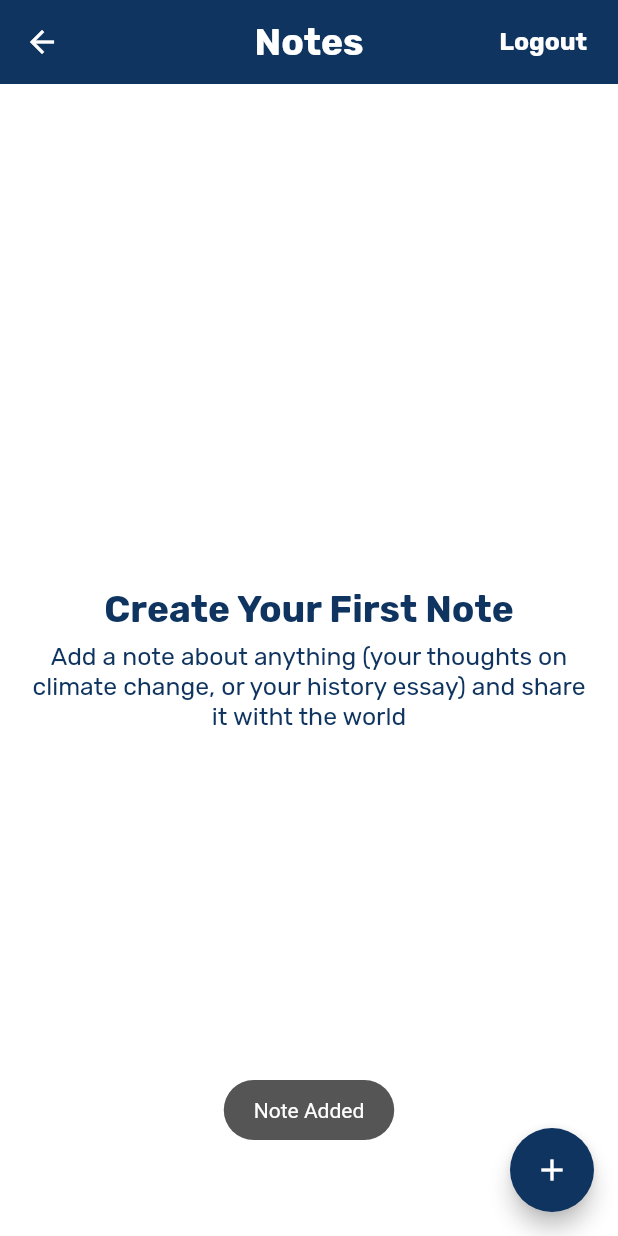
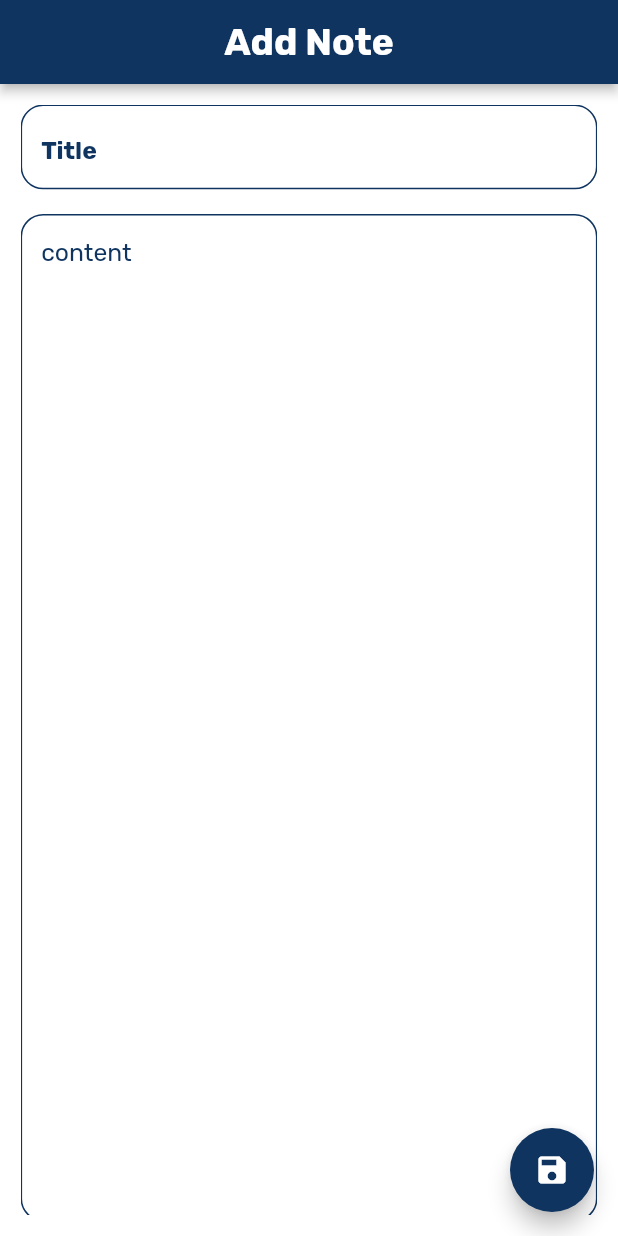
Before and after one commit to Adzumr/notebook_app, a Flutter app: the HomeScreen screen opened by its route, after a tap on the "add" icon, on a phone screen of 412 x 824 dp. Run offline on Flutter 3.47's test engine with Material 2 defaults, Android fonts, the phone set to English and light mode, and no system bars; our stand-ins replace cloud_firestore, firebase_auth, firebase_core, getwidget, google_fonts, modal_progress_hud_nsn and 1 more; accounts and stored records are empty.

Commit message:
add note screen added

```diff
--- a/lib/main.dart
+++ b/lib/main.dart
@@ -1,13 +1,14 @@
 import 'package:firebase_core/firebase_core.dart';
 import 'package:flutter/material.dart';
 import 'package:google_fonts/google_fonts.dart';
+import 'package:notebook/screens/add_screen.dart';
 import 'package:notebook/screens/login_screen.dart';
 import 'package:notebook/services/firestore_services.dart';
 import 'package:notebook/utils/colors.dart';
 import 'package:notebook/utils/styles.dart';
 import 'package:sizer/sizer.dart';
 
-import 'home_screen.dart';
+import 'screens/home_screen.dart';
 
 void main() async {
   WidgetsFlutterBinding.ensureInitialized();
@@ -35,7 +36,7 @@ class MyApp extends StatelessWidget {
             bodyText2: appStyles.bodyFont,
           ),
           inputDecorationTheme: InputDecorationTheme(
-            contentPadding: EdgeInsets.symmetric(horizontal: 10.sp),
+            contentPadding: EdgeInsets.all(10.sp),
             border: appStyles.appBorderStyle,
             enabledBorder: appStyles.appBorderStyle,
             disabledBorder: appStyles.appBorderStyle,
@@ -53,7 +54,6 @@ class MyApp extends StatelessWidget {
           colorScheme:
               ColorScheme.fromSwatch().copyWith(secondary: appColors.blueColor),
         ),
-        // home:   MyHomePage(),
         initialRoute:
             //  FirebaseAuth.instance.currentUser != null
             //     ? HomeScreen.idScreen
@@ -62,6 +62,7 @@ class MyApp extends StatelessWidget {
         routes: {
           HomeScreen.idScreen: (context) => const HomeScreen(),
           LoginScreen.idScreen: (context) => const LoginScreen(),
+          AddNoteScreen.idScreen: (context) => const AddNoteScreen(),
         },
       );
     });
--- /dev/null
+++ b/lib/screens/add_screen.dart
@@ -0,0 +1,88 @@
+import 'package:flutter/material.dart';
+import 'package:notebook/screens/home_screen.dart';
+import 'package:notebook/widgets/toast.dart';
+import 'package:sizer/sizer.dart';
+
+import '../main.dart';
+
+class AddNoteScreen extends StatefulWidget {
+  static const String idScreen = "addScreen";
+  const AddNoteScreen({super.key});
+
+  @override
+  State<AddNoteScreen> createState() => _AddNoteScreenState();
+}
+
+bool isLoading = false;
+final titleController = TextEditingController();
+final contentController = TextEditingController();
+
+class _AddNoteScreenState extends State<AddNoteScreen> {
+  @override
+  Widget build(BuildContext context) {
+    return Scaffold(
+      appBar: AppBar(
+        title: Text(
+          "Add Note",
+          style: appStyles.titleFont.copyWith(color: appColors.whiteColor),
+        ),
+        centerTitle: true,
+        elevation: 3,
+        backgroundColor: appColors.blueColor,
+      ),
+      body: SafeArea(
+        child: Padding(
+          padding: EdgeInsets.all(10.sp),
+          child: SingleChildScrollView(
+            child: Column(
+              crossAxisAlignment: CrossAxisAlignment.stretch,
+              children: [
+                TextFormField(
+                  controller: titleController,
+                  style: appStyles.titleFont,
+                  decoration: const InputDecoration(
+                    hintText: "Title",
+                  ),
+                ),
+                SizedBox(height: 2.h),
+                TextFormField(
+                  controller: contentController,
+                  style: appStyles.bodyFont,
+                  maxLines: 28,
+                  decoration: InputDecoration(
+                    hintText: "content",
+                    filled: true,
+                    fillColor: appColors.whiteColor,
+                  ),
+                ),
+              ],
+            ),
+          ),
+        ),
+      ),
+      floatingActionButton: FloatingActionButton(
+        onPressed: () async {
+          await api
+              .addNote(
+            title: titleController.text.trim(),
+            content: contentController.text.trim(),
+            context: context,
+          )
+              .then((value) {
+            Navigator.pushNamedAndRemoveUntil(
+              context,
+              HomeScreen.idScreen,
+              (route) => false,
+            );
+            showToast(
+              "Note Saved",
+              context,
+            );
+          });
+        },
+        tooltip: 'Add Note',
+        child: const Icon(Icons.save),
+      ),
+    );
+  }
+}
--- a/lib/home_screen.dart
+++ b/lib/screens/home_screen.dart
@@ -1,7 +1,7 @@
 import 'package:cloud_firestore/cloud_firestore.dart';
 import 'package:flutter/material.dart';
 import 'package:notebook/main.dart';
-import 'package:notebook/widgets/toast.dart';
+import 'package:notebook/screens/add_screen.dart';
 import 'package:sizer/sizer.dart';
 
 class HomeScreen extends StatefulWidget {
@@ -69,7 +69,9 @@ class _HomeScreenState extends State<HomeScreen> {
                           },
                         );
                 } else {
-                  return const Text("No data");
+                  return const Center(
+                    child: CircularProgressIndicator.adaptive(),
+                  );
                 }
               },
             ),
@@ -77,9 +79,10 @@ class _HomeScreenState extends State<HomeScreen> {
         ),
         floatingActionButton: FloatingActionButton(
           onPressed: () {
-            showToast(
-              "Note Added",
+            Navigator.pushNamedAndRemoveUntil(
               context,
+              AddNoteScreen.idScreen,
+              (route) => false,
             );
           },
           tooltip: 'Add Note',
@@ -130,8 +133,16 @@ class NoteTitle extends StatelessWidget {
   @override
   Widget build(BuildContext context) {
     return ListTile(
-      title: Text(documentSnapshot!["title"]),
-      subtitle: Text(documentSnapshot!["content"]),
+      title: Text(
+        documentSnapshot!["title"],
+        style: appStyles.bodyFont.copyWith(
+          fontWeight: FontWeight.bold,
+        ),
+      ),
+      subtitle: Text(
+        documentSnapshot!["content"],
+        style: appStyles.smallBodyFont,
+      ),
     );
   }
 }
--- a/lib/services/firestore_services.dart
+++ b/lib/services/firestore_services.dart
@@ -6,7 +6,7 @@ import 'package:flutter/material.dart';
 import 'package:notebook/screens/login_screen.dart';
 import 'package:notebook/widgets/toast.dart';
 
-import '../home_screen.dart';
+import '../screens/home_screen.dart';
 
 final currentUser = FirebaseAuth.instance;
 
--- a/lib/utils/styles.dart
+++ b/lib/utils/styles.dart
@@ -27,7 +27,9 @@ class AppStyles {
     borderRadius: BorderRadius.circular(15),
     borderSide: BorderSide(
       color: appColors.blueColor,
+
     ),
+
     gapPadding: 10.sp,
   );
   final textButtonStyle = TextButtonThemeData(
```
Also changed, not shown: 40 other files.
